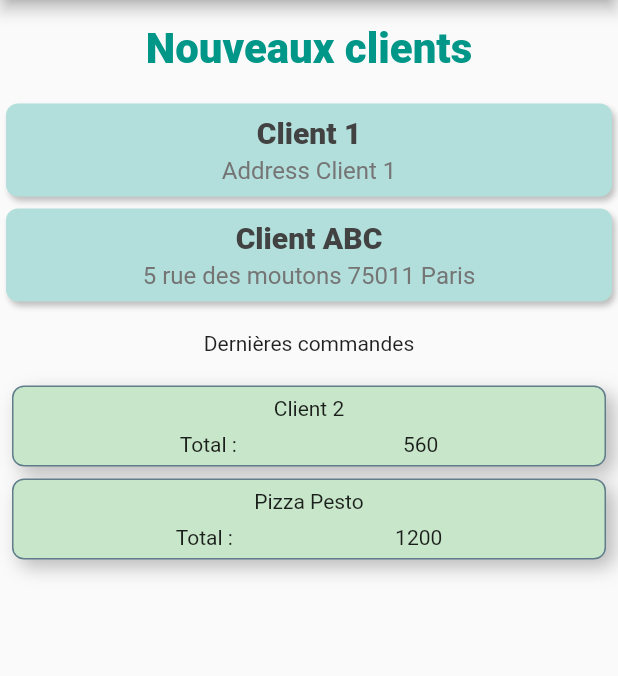
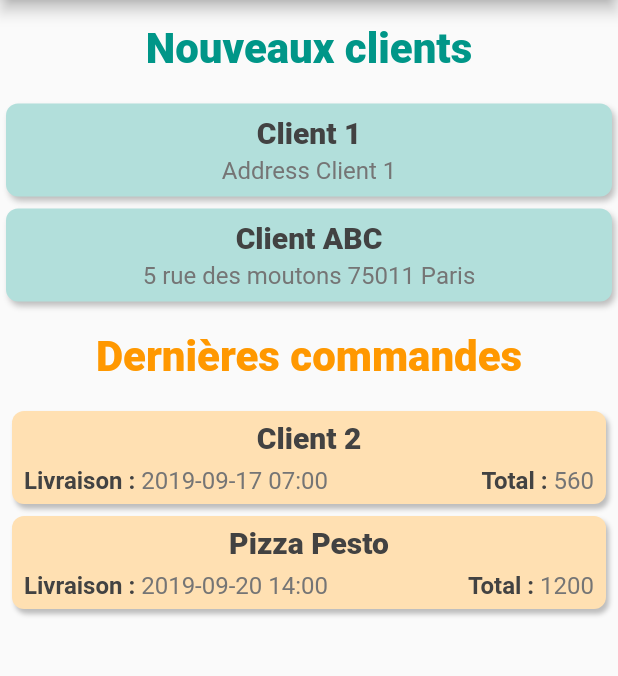
Before and after one commit to Xuffasch/flutter_primeur, a Flutter app: the screen it shows after launch, on a phone screen of 412 x 824 dp, the part 84-760 px from its top. Run offline on Flutter 3.47's test engine with Material 2 defaults, Android fonts, the phone set to English and light mode, and no system bars.

Commit message:
Import into to format date in commandes section

```diff
--- a/primeur/lib/Dashboard/elements-order.dart
+++ b/primeur/lib/Dashboard/elements-order.dart
@@ -1,4 +1,6 @@
 import 'package:flutter/material.dart';
+import 'package:intl/intl.dart';
+
 import 'styles-dashboard.dart';
 
 class OrderBanner extends StatelessWidget {
@@ -15,7 +17,7 @@ class OrderBanner extends StatelessWidget {
       padding: EdgeInsets.all(8.0),
       child: Column(
         children: <Widget>[
-          Text(title, style: DashboardStyles.OrderTitle),
+          Text(title, style: DashboardTitle.order),
         ],
       ),
     );
@@ -24,45 +26,54 @@ class OrderBanner extends StatelessWidget {
 }
 
 class OrderContent extends StatelessWidget {
-  final clientName;
-  final total;
+  final String clientName;
+  final int total;
+  final DateTime livraison;
 
   const OrderContent({
     this.clientName,
-    this.total
+    this.total,
+    this.livraison
   });
+
+  String get livraison_date => DateFormat("yyyy-MM-dd HH:mm").format(livraison);
 
   @override
   Widget build(BuildContext context) {
-    double deviceW = MediaQuery.of(context).size.width;
-    // double itemH = deviceW / 10;
-
     return Container(
       // height: itemH,
       margin: EdgeInsets.symmetric(vertical: 4.0, horizontal: 8.0),
       padding: EdgeInsets.symmetric(vertical: 6.0),
       decoration: BoxDecoration(
-        color: Colors.green[100],
+        color: Colors.orange[100],
         shape: BoxShape.rectangle,
         borderRadius: BorderRadius.circular(8.0),
-        border: Border.all(width: 1.0, color: Colors.blueGrey),
+        // border: Border.all(width: 1.0, color: Colors.blueGrey),
         boxShadow: <BoxShadow>[
           BoxShadow(
-            color: Colors.black26,
-            blurRadius: 10.0,
-            offset: new Offset(5.0, 5.0),
+            color: Colors.grey[400],
+            blurRadius: 2.0,
+            offset: new Offset(2.0, 3.0),
           ),
         ],
       ),
       child: Column(
         children: <Widget>[
-          Text(clientName, style: DashboardStyles.SectionContent),
+          Text(clientName, style: DashboardSection.mainLabel),
           SizedBox(height: 8.0),
           Row(
-            mainAxisAlignment: MainAxisAlignment.spaceEvenly,
+            mainAxisAlignment: MainAxisAlignment.end,
+            crossAxisAlignment: CrossAxisAlignment.baseline,
+            textBaseline: TextBaseline.alphabetic,
             children: <Widget>[
-              Text("Total :", style: DashboardStyles.SectionContent),
-              Text(total.toString(), style: DashboardStyles.SectionContent)
+              SizedBox(width: 8.0),
+              Text("Livraison : ", style: DashboardSection.label),
+              Expanded(
+                child: Text(livraison_date, style: DashboardSection.value),
+              ),
+              Text("Total : ", style: DashboardSection.label),
+              Text(total.toString(), style: DashboardSection.value),
+              SizedBox(width: 8.0,)
             ],
           ),
         ],
--- a/primeur/lib/main.dart
+++ b/primeur/lib/main.dart
@@ -51,8 +51,10 @@ class _MyHomePageState extends State<MyHomePage> {
           ClientContent(name: 'Client ABC', address: '5 rue des moutons 75011 Paris'),
           // Order
           OrderBanner(title: 'Dernières commandes'),
-          OrderContent(clientName: 'Client 2', total: 560),
-          OrderContent(clientName: 'Pizza Pesto', total: 1200),
+          OrderContent(clientName: 'Client 2', total: 560,
+                        livraison: DateTime.utc(2019, 09, 17, 7, 00)),
+          OrderContent(clientName: 'Pizza Pesto', total: 1200,
+                        livraison: DateTime.utc(2019, 09, 20, 14, 00)),
         ],
       ),
 
--- a/primeur/pubspec.yaml
+++ b/primeur/pubspec.yaml
@@ -23,6 +23,7 @@ dependencies:
   # The following adds the Cupertino Icons font to your application.
   # Use with the CupertinoIcons class for iOS style icons.
   cupertino_icons: ^0.1.2
+  intl: ^0.15.8
 
 dev_dependencies:
   flutter_test:
```
Also changed, not shown: primeur/pubspec.lock.
